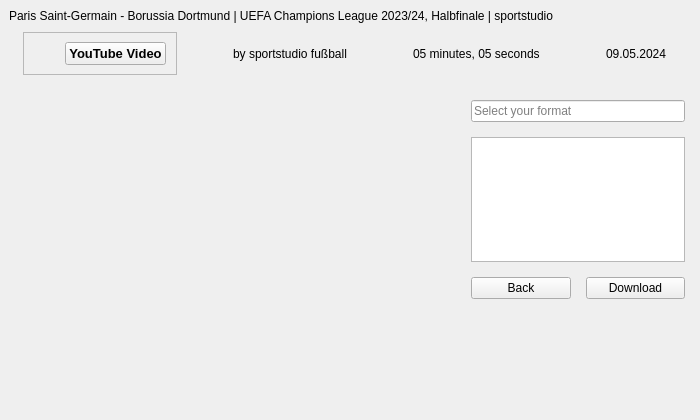
Before: the Qt Designer form src/GUI/CustomWidgets/InformationWidget.ui in PyFlat/YT-Downloader, drawn with Qt 5.
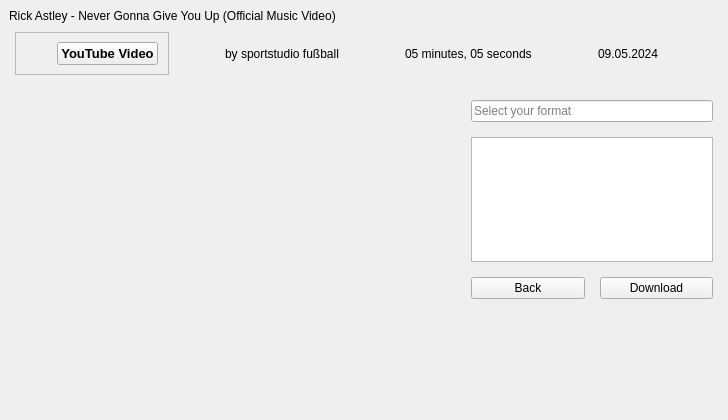
After: the same form once the commit is applied. Custom widgets are drawn as their Qt base class.

The edit to the form file:
```diff
--- a/src/GUI/CustomWidgets/InformationWidget.ui
+++ b/src/GUI/CustomWidgets/InformationWidget.ui
@@ -6,7 +6,7 @@
    <rect>
     <x>0</x>
     <y>0</y>
-    <width>700</width>
+    <width>728</width>
     <height>420</height>
    </rect>
   </property>
@@ -44,7 +44,7 @@
       <item>
        <widget class="TitleLabel" name="TitleLabel">
         <property name="text">
-         <string>Paris Saint-Germain - Borussia Dortmund | UEFA Champions League 2023/24, Halbfinale | sportstudio</string>
+         <string> Rick Astley - Never Gonna Give You Up (Official Music Video) </string>
         </property>
         <property name="textFormat">
          <enum>Qt::RichText</enum>
@@ -60,14 +60,14 @@
      </layout>
     </widget>
    </item>
-   <item alignment="Qt::AlignHCenter|Qt::AlignTop">
+   <item alignment="Qt::AlignLeft|Qt::AlignTop">
     <widget class="QWidget" name="widget_4" native="true">
      <layout class="QHBoxLayout" name="horizontalLayout_3">
       <property name="spacing">
        <number>15</number>
       </property>
       <property name="leftMargin">
-       <number>0</number>
+       <number>15</number>
       </property>
       <property name="topMargin">
        <number>0</number>
```
